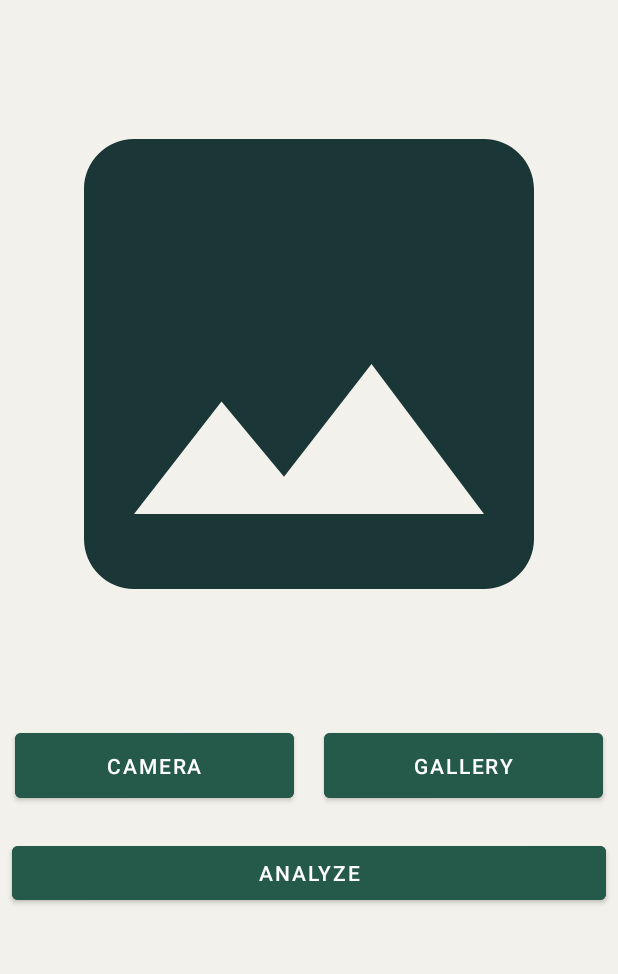
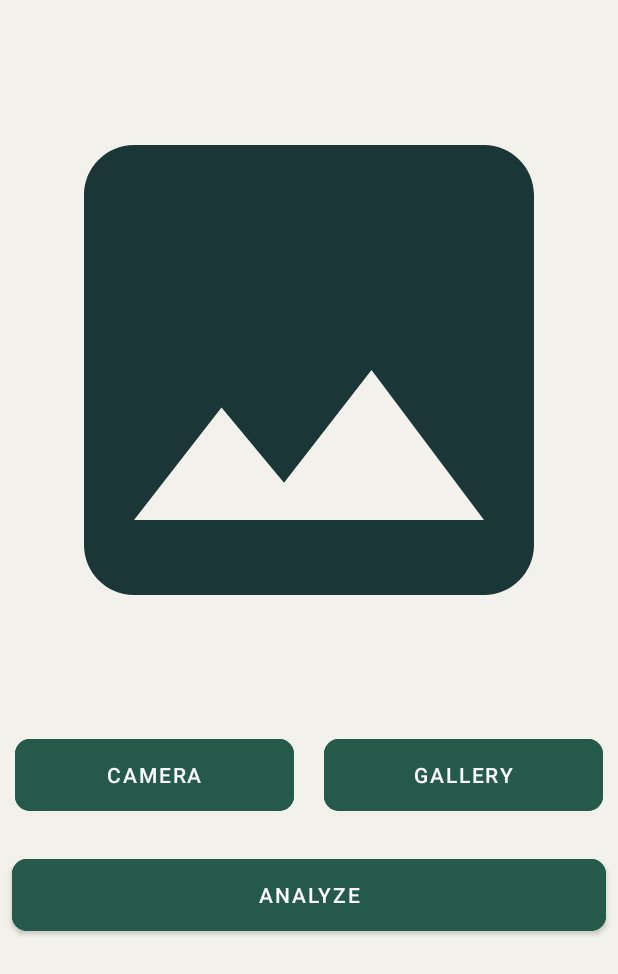
Before and after one commit to bitewise-lab/androidX, an Android app: the layout activity_ocr.xml on its own in the app's theme, with its tools: preview values and no code run, on a phone screen of 412 x 824 dp. Shown: the top 974 px of the screen. Run offline under Robolectric (Android 15) with nearby library versions, the light colour scheme and no system bars.

Commit message:
Add: OCR Feature to get Image from Camera and Gallery but cannot Analyze yet

```diff
--- a/app/src/main/java/com/example/capstone/view/viewmodel/OcrViewModel.kt
+++ b/app/src/main/java/com/example/capstone/view/viewmodel/OcrViewModel.kt
@@ -1,4 +1,8 @@
 package com.example.capstone.view.viewmodel
 
-class OcrViewModel {
+import android.net.Uri
+import androidx.lifecycle.ViewModel
+
+class OcrViewModel: ViewModel() {
+    var currentImage: Uri? = null
 }
--- a/app/src/main/res/layout/activity_ocr.xml
+++ b/app/src/main/res/layout/activity_ocr.xml
@@ -13,7 +13,7 @@
         android:layout_height="wrap_content">
 
         <ImageView
-            android:id="@+id/addStoryImage"
+            android:id="@+id/previewImage"
             android:layout_width="match_parent"
             android:layout_height="400dp"
             android:contentDescription="@string/imageView"
@@ -32,45 +32,48 @@
             android:layout_marginTop="40dp"
             app:layout_constraintEnd_toEndOf="parent"
             app:layout_constraintStart_toStartOf="parent"
-            app:layout_constraintTop_toBottomOf="@id/addStoryImage">
+            app:layout_constraintTop_toBottomOf="@id/previewImage">
 
             <com.google.android.material.button.MaterialButton
-                android:id="@+id/cameraButton"
+                android:id="@+id/btnCamera"
                 android:layout_width="0dp"
-                android:layout_height="55dp"
+                android:layout_height="60dp"
                 android:layout_marginStart="10dp"
                 android:layout_marginEnd="10dp"
                 android:text="@string/btn_camera"
                 android:textColor="@color/white"
                 android:backgroundTint="@color/pallete_3"
-                app:layout_constraintEnd_toStartOf="@id/galleryButton"
+                app:shapeAppearanceOverlay="@style/roundedCorner"
+                app:layout_constraintEnd_toStartOf="@id/btnGallery"
                 app:layout_constraintStart_toStartOf="parent"
                 app:layout_constraintTop_toTopOf="parent" />
 
             <com.google.android.material.button.MaterialButton
-                android:id="@+id/galleryButton"
+                android:id="@+id/btnGallery"
                 android:layout_width="0dp"
-                android:layout_height="55dp"
+                android:layout_height="60dp"
                 android:layout_marginStart="10dp"
                 android:layout_marginEnd="10dp"
                 android:text="@string/btn_galery"
                 android:textColor="@color/white"
                 android:backgroundTint="@color/pallete_3"
-                app:layout_constraintStart_toEndOf="@id/cameraButton"
+                app:shapeAppearanceOverlay="@style/roundedCorner"
+                app:layout_constraintStart_toEndOf="@id/btnCamera"
                 app:layout_constraintEnd_toEndOf="parent"
                 app:layout_constraintTop_toTopOf="parent" />
 
         </androidx.constraintlayout.widget.ConstraintLayout>
 
         <com.google.android.material.button.MaterialButton
-            android:id="@+id/uploadButton"
+            android:id="@+id/btnAnalyze"
             android:layout_width="match_parent"
-            android:layout_height="wrap_content"
+            android:layout_height="60dp"
             android:layout_marginHorizontal="8dp"
             android:layout_marginTop="20dp"
             android:text="@string/btn_analyze"
             android:textColor="@color/white"
             android:backgroundTint="@color/pallete_3"
+            app:shapeAppearanceOverlay="@style/roundedCorner"
             app:layout_constraintEnd_toEndOf="parent"
             app:layout_constraintStart_toStartOf="parent"
             app:layout_constraintTop_toBottomOf="@+id/containerButton" />
--- a/app/src/main/res/layout/fragment_analytics.xml
+++ b/app/src/main/res/layout/fragment_analytics.xml
@@ -31,7 +31,8 @@
         app:layout_constraintHorizontal_bias="0.0"
         app:layout_constraintStart_toStartOf="parent"
         app:layout_constraintTop_toTopOf="parent"
-        app:layout_constraintVertical_bias="1.0" />
+        app:layout_constraintVertical_bias="1.0"
+        tools:listitem="@layout/item_food_recomendation"/>
 
     <com.google.android.material.progressindicator.LinearProgressIndicator
         android:id="@+id/progressBar"
--- a/app/src/main/res/values/strings.xml
+++ b/app/src/main/res/values/strings.xml
@@ -38,4 +38,6 @@
     <string name="hint_cholesterol">Cholesterol</string>
     <string name="hint_blood_pressure">Blood Pressure</string>
     <string name="login_success">Login Success !</string>
+    <string name="permission_granted">Permission Granted !</string>
+    <string name="permission_denied">Permission Denied !</string>
 </resources>
```
Also changed, not shown: app/src/main/AndroidManifest.xml (+16 -8 lines), app/src/main/java/com/example/capstone/helper/utils.kt (added, +108 -0 lines), app/src/main/java/com/example/capstone/view/activities/OcrActivity.kt (+118 -3 lines).
